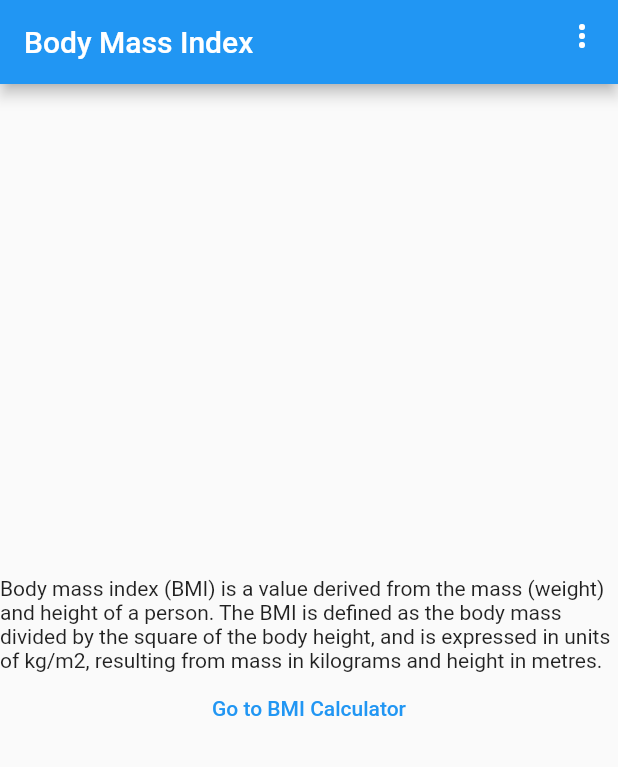
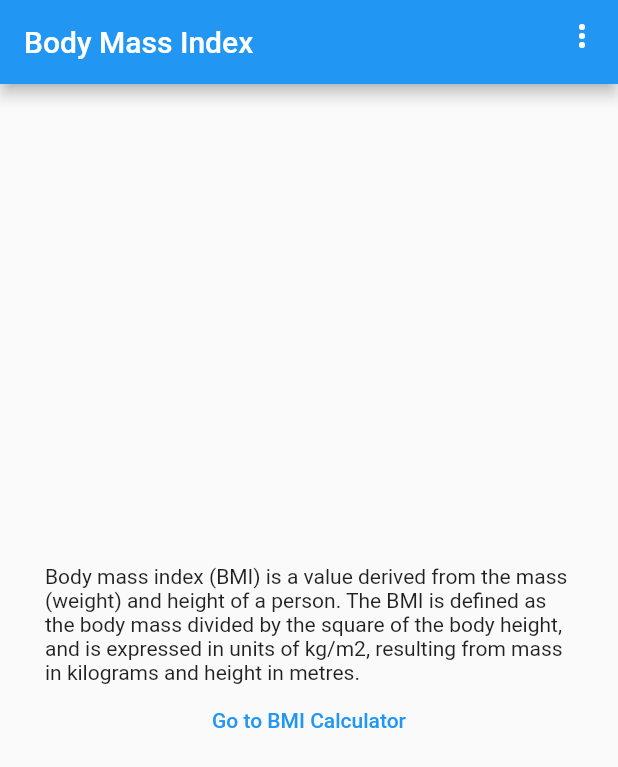
Before and after one commit to fullyonline/SOM_BMI_Calculator, a Flutter app: the screen it shows after launch, on a phone screen of 412 x 824 dp. Shown: the top 767 px of the screen. Run offline on Flutter 3.47's test engine with Material 2 defaults, Android fonts, the phone set to English and light mode, and no system bars; our stand-ins replace shared_preferences.

Commit message:
added 30 margin to each side

```diff
--- a/lib/calculator/BMIInput.dart
+++ b/lib/calculator/BMIInput.dart
@@ -33,7 +33,9 @@ class BmiInputState extends State<BmiInput> {
           title: Text("Calculator"),
           actions: const [OptionDropdown()]
       ),
-      body: Center(
+      body:  Container(
+        margin: const EdgeInsets.all(30),
+        child: Center(
           child: SizedBox(
             width: 400,
             child: Form(
@@ -84,6 +86,7 @@ class BmiInputState extends State<BmiInput> {
           )
         )
       )
+      )
     );
   }
 }
--- a/lib/main.dart
+++ b/lib/main.dart
@@ -37,7 +37,9 @@ class MyHomePage extends StatelessWidget {
         title: const Text("Body Mass Index"),
         actions: const [OptionDropdown()]
       ),
-      body: Center(
+      body: Container(
+        margin: const EdgeInsets.all(30),
+        child: Center(
           child : Column(
             crossAxisAlignment: CrossAxisAlignment.center, // horizontale Ausrichtung innerhalb der Column
             mainAxisSize: MainAxisSize.min, // vertikale Ausrichtung
@@ -50,6 +52,7 @@ class MyHomePage extends StatelessWidget {
             ],
           ),
         ),
+      ),
     );
   }
 }
```
Lines whose indentation alone changed are shown as unchanged.
